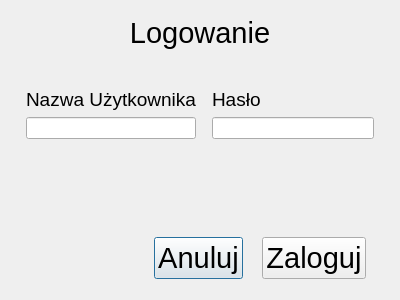
Qt form src/gui/accounts/login/mini_login_window/mini_login_window.ui (piotrjwegrzyn/Scrabble) before a commit.
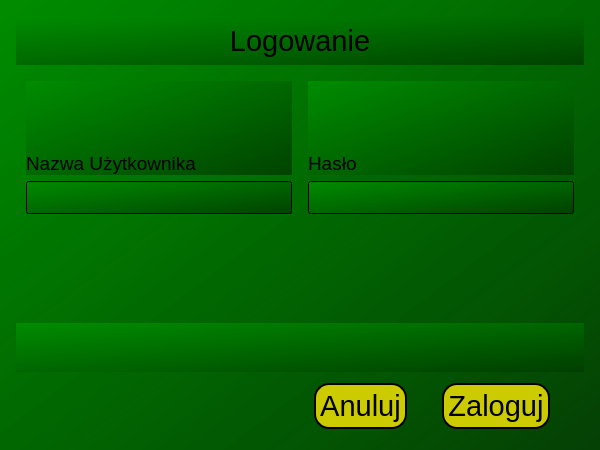
The same form after that commit.

```diff
--- a/src/gui/accounts/login/mini_login_window/mini_login_window.ui
+++ b/src/gui/accounts/login/mini_login_window/mini_login_window.ui
@@ -6,13 +6,16 @@
    <rect>
     <x>0</x>
     <y>0</y>
-    <width>400</width>
-    <height>300</height>
+    <width>600</width>
+    <height>450</height>
    </rect>
   </property>
   <property name="windowTitle">
    <string>Dialog</string>
   </property>
+  <property name="styleSheet">
+   <string notr="true">background-color:qlineargradient(spread:pad, x1:0, y1:0, x2:1, y2:1, stop:0 rgba(0, 140, 0, 255), stop:1 rgba(0, 60, 0, 220))</string>
+  </property>
   <layout class="QGridLayout" name="gridLayout">
    <item row="0" column="0">
     <layout class="QVBoxLayout" name="verticalLayout" stretch="1,5,1,2">
@@ -35,6 +38,9 @@
          <pointsize>22</pointsize>
         </font>
        </property>
+       <property name="styleSheet">
+        <string notr="true">background-color: tgb(0,0,0,0)</string>
+       </property>
        <property name="text">
         <string>Logowanie</string>
        </property>
@@ -78,6 +84,9 @@
              <pointsize>14</pointsize>
             </font>
            </property>
+           <property name="styleSheet">
+            <string notr="true">background-color: tgb(0,0,0,0)</string>
+           </property>
            <property name="text">
             <string>Nazwa Użytkownika</string>
            </property>
@@ -94,6 +103,11 @@
              <verstretch>0</verstretch>
             </sizepolicy>
            </property>
+           <property name="font">
+            <font>
+             <pointsize>16</pointsize>
+            </font>
+           </property>
           </widget>
          </item>
          <item>
@@ -132,6 +146,9 @@
              <pointsize>14</pointsize>
             </font>
            </property>
+           <property name="styleSheet">
+            <string notr="true">background-color: tgb(0,0,0,0)</string>
+           </property>
            <property name="text">
             <string>Hasło</string>
            </property>
@@ -148,6 +165,11 @@
              <verstretch>0</verstretch>
             </sizepolicy>
            </property>
+           <property name="font">
+            <font>
+             <pointsize>16</pointsize>
+            </font>
+           </property>
            <property name="echoMode">
             <enum>QLineEdit::Normal</enum>
            </property>
@@ -179,6 +201,9 @@
          <bold>false</bold>
         </font>
        </property>
+       <property name="styleSheet">
+        <string notr="true">background-color: tgb(0,0,0,0)</string>
+       </property>
        <property name="text">
         <string/>
        </property>
@@ -227,6 +252,14 @@
            <pointsize>22</pointsize>
           </font>
          </property>
+         <property name="styleSheet">
+          <string notr="true">background-color: rgb(203, 203, 0);
+border-style: outset;
+border-width: 2px;
+border-radius: 15px;
+border-color: black;
+padding: 4px;</string>
+         </property>
          <property name="text">
           <string>Anuluj</string>
          </property>
@@ -258,6 +291,14 @@
            <pointsize>22</pointsize>
           </font>
          </property>
+         <property name="styleSheet">
+          <string notr="true">background-color: rgb(203, 203, 0);
+border-style: outset;
+border-width: 2px;
+border-radius: 15px;
+border-color: black;
+padding: 4px;</string>
+         </property>
          <property name="text">
           <string>Zaloguj</string>
          </property>
```
